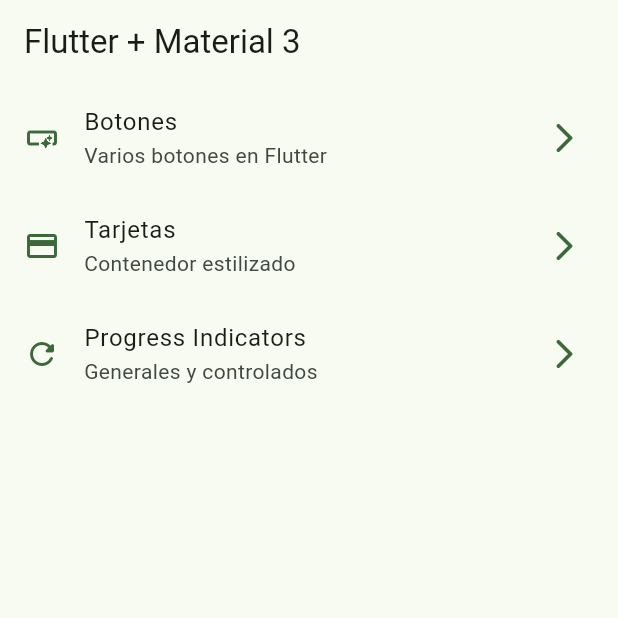
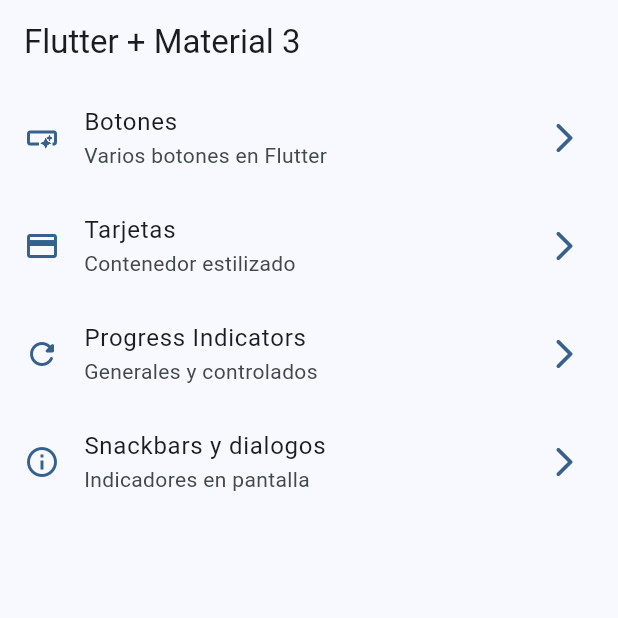
Before and after one commit to brunocoronado49/widgets_app, a Flutter app: the screen it shows after launch, on a phone screen of 412 x 824 dp, the top half of it. Run offline on Flutter 3.47's test engine with Material 3 defaults, Android fonts, the phone set to English and light mode, and no system bars; our stand-ins replace go_router.

Commit message:
snackbars y dialogos terminados

```diff
--- a/lib/config/menu/menu_items.dart
+++ b/lib/config/menu/menu_items.dart
@@ -34,4 +34,10 @@ const appMenuItems = <MenuItems>[
     link: '/progress',
     icon: Icons.refresh_rounded
   ),
+  MenuItems(
+    title: 'Snackbars y dialogos',
+    subtitle: 'Indicadores en pantalla',
+    link: '/snackbar',
+    icon: Icons.info_outline
+  ),
 ];
--- a/lib/config/router/app_router.dart
+++ b/lib/config/router/app_router.dart
@@ -24,5 +24,10 @@ final appRouter = GoRouter(
       path: '/progress',
       builder: (context, state) => const ProgressScreen()
     ),
+    GoRoute(
+      name: SnackbarScreen.name,
+      path: '/snackbar',
+      builder: (context, state) => const SnackbarScreen()
+    ),
   ]
 );
--- a/lib/main.dart
+++ b/lib/main.dart
@@ -12,9 +12,10 @@ class MainApp extends StatelessWidget {
   @override
   Widget build(BuildContext context) {
     return MaterialApp.router(
+      title: 'Flutter Widgets',
       routerConfig: appRouter,
       debugShowCheckedModeBanner: false,
-      theme: AppTheme(selectedColor: 3).getTheme(),
+      theme: AppTheme(selectedColor: 0).getTheme(),
     );
   }
 }
```
Also changed, not shown: lib/presentation/screens/snackbar_screen.dart (+71 -1 lines).
